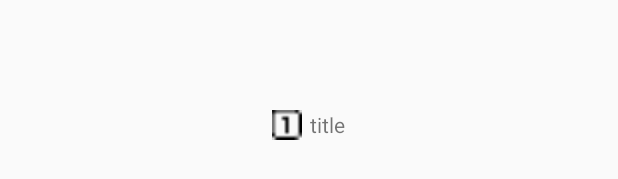
After one commit to JasonXiang2014/AndroidTaste, an Android app: the layout custom_tab.xml on its own in the app's theme, with its tools: preview values and no code run, on a phone screen of 412 x 824 dp. The commit adds this screen. Shown: the part 493-672 px from the top of the screen. Run offline under Robolectric (Android 15) with nearby library versions, the phone set to English and light mode, and no system bars.

Commit message:
Add Custom View to TabLayout

```diff
--- /dev/null
+++ b/app/src/main/res/layout/custom_tab.xml
@@ -0,0 +1,19 @@
+<?xml version="1.0" encoding="utf-8"?>
+<LinearLayout xmlns:android="http://schemas.android.com/apk/res/android"
+    android:layout_width="match_parent"
+    android:layout_height="match_parent"
+    android:gravity="center">
+
+    <ImageView
+        android:id="@+id/imgIcon"
+        android:layout_width="20dp"
+        android:layout_height="20dp"
+        android:src="@drawable/ic_1" />
+
+    <TextView
+        android:id="@+id/tvTitle"
+        android:layout_width="wrap_content"
+        android:layout_height="wrap_content"
+        android:layout_marginLeft="5dp"
+        android:text="title" />
+</LinearLayout>
```
Also changed, not shown: app/src/main/java/jasonxiang/com/doItYourself/main/ui/tablayout/TabLayoutAct.java (+24 -1 lines).
